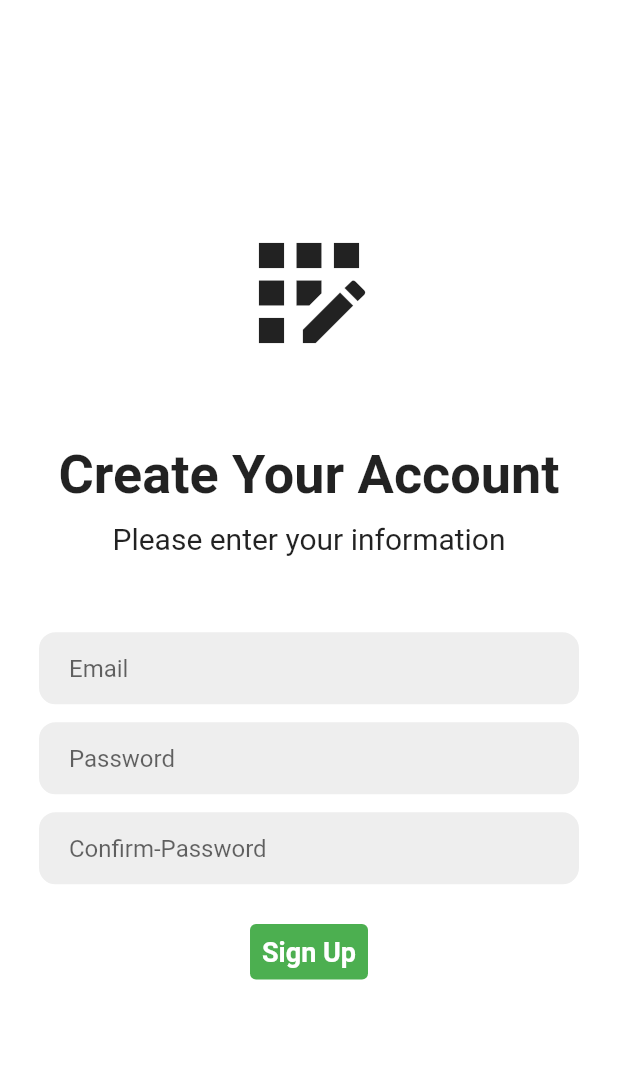
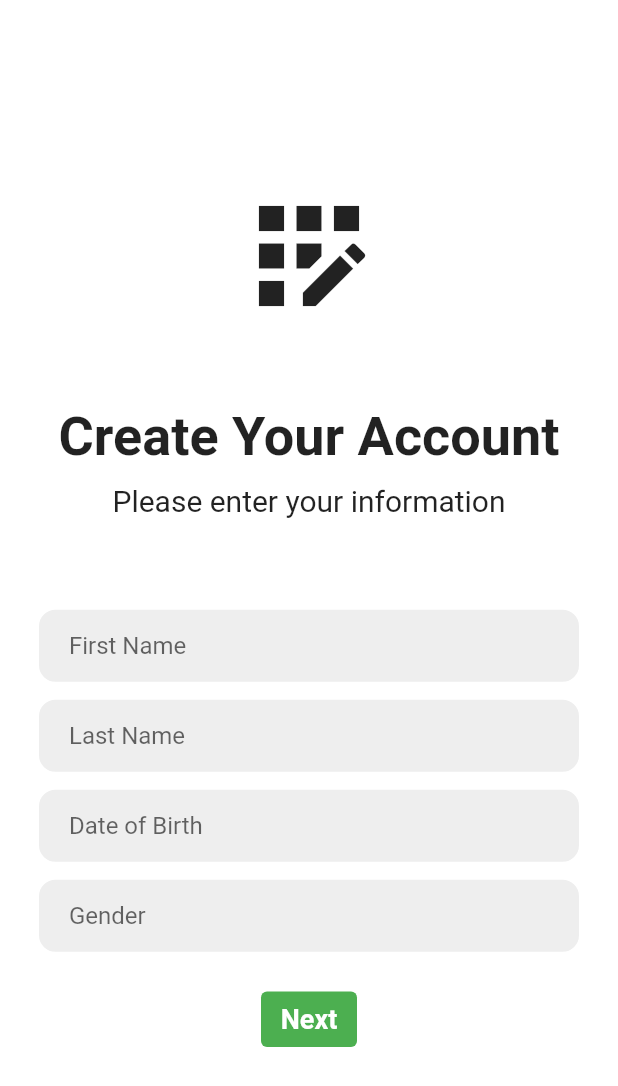
Before and after one commit to oomyoom/food_app, a Flutter app: the LoginScreen screen opened directly, after a tap on "Register now", on a phone screen of 412 x 824 dp. Shown: the top 1086 px of the screen. Run offline on Flutter 3.47's test engine with Material 2 defaults, Android fonts, the phone set to English and light mode, and no system bars; our stand-ins replace flutter_speed_dial; Roboto replaces fonts that are missing (SF Pro Text).

Commit message:
Side Menu & Register Update

```diff
--- a/lib/main.dart
+++ b/lib/main.dart
@@ -13,7 +13,7 @@ class MyApp extends StatelessWidget {
     // SizeConfig().init(context);
     return MaterialApp(
       debugShowCheckedModeBanner: false,
-      title: 'Food UI Kit',
+      title: 'Food App',
       theme: buildThemeData(),
 
       /// On first screen must call [SizeConfig().init(context)]
--- a/lib/screens/sign/login_screen.dart
+++ b/lib/screens/sign/login_screen.dart
@@ -47,22 +47,16 @@ class _LoginScreenState extends State<LoginScreen> {
                 ),
               ),
               Padding(
-                padding: const EdgeInsets.symmetric(horizontal: 25),
+                padding: const EdgeInsets.symmetric(horizontal: 25,vertical: 10),
                 child: InputField(title: 'Email'),
-              ),
-              SizedBox(
-                height: 10,
               ),
               Padding(
                   padding: const EdgeInsets.symmetric(horizontal: 25),
                   child: InputField(
                     title: 'Password',
                   )),
-              SizedBox(
-                height: 10,
-              ),
               Padding(
-                padding: const EdgeInsets.symmetric(vertical: 10),
+                padding: const EdgeInsets.only(top: 20),
                 child: TextButton(
                   style: TextButton.styleFrom(backgroundColor: Colors.green),
                   onPressed: () {},
--- a/lib/screens/sign/register_screen.dart
+++ b/lib/screens/sign/register_screen.dart
@@ -1,20 +1,39 @@
+// ignore_for_file: prefer_const_constructors, prefer_const_literals_to_create_immutables
+
 import 'package:flutter/material.dart';
 import 'package:food_app/screens/sign/components/inputField.dart';
 
 class RegisterScreen extends StatefulWidget {
-  const RegisterScreen({ Key? key }) : super(key: key);
+  const RegisterScreen({Key? key}) : super(key: key);
 
   @override
   _RegisterScreenState createState() => _RegisterScreenState();
 }
 
 class _RegisterScreenState extends State<RegisterScreen> {
+  int _setState = 0;
+
   @override
   Widget build(BuildContext context) {
-    return Scaffold(
-      backgroundColor: Colors.white,
-      body: SafeArea(
+    return Scaffold(backgroundColor: Colors.white, body: bodyBuilder());
+  }
+
+  Widget bodyBuilder() {
+    switch (_setState) {
+      case 0:
+        return registerPersonalForm();
+      case 1:
+        return registerForm();
+      default:
+        return registerPersonalForm();
+    }
+  }
+
+  SafeArea registerPersonalForm() {
+    return SafeArea(
       child: Center(
+        child: SingleChildScrollView(
+          reverse: true,
           child: Column(
             mainAxisAlignment: MainAxisAlignment.center,
             children: [
@@ -28,7 +47,8 @@ class _RegisterScreenState extends State<RegisterScreen> {
                   children: [
                     Text(
                       'Create Your Account',
-                      style: TextStyle(fontWeight: FontWeight.bold, fontSize: 36),
+                      style:
+                          TextStyle(fontWeight: FontWeight.bold, fontSize: 36),
                     ),
                     SizedBox(
                       height: 10,
@@ -43,30 +63,118 @@ class _RegisterScreenState extends State<RegisterScreen> {
                 ),
               ),
               Padding(
+                padding:
+                    const EdgeInsets.symmetric(horizontal: 25, vertical: 10),
+                child: InputField(title: 'First Name'),
+              ),
+              Padding(
                   padding: const EdgeInsets.symmetric(horizontal: 25),
-                child: InputField(title: 'Email'),
+                  child: InputField(
+                    title: 'Last Name',
+                  )),
+              Padding(
+                  padding:
+                      const EdgeInsets.symmetric(horizontal: 25, vertical: 10),
+                  child: InputField(
+                    title: 'Date of Birth',
+                  )),
+              Padding(
+                  padding: const EdgeInsets.symmetric(
+                    horizontal: 25,
+                  ),
+                  child: InputField(
+                    title: 'Gender',
+                  )),
+              Padding(
+                padding: const EdgeInsets.only(top: 20),
+                child: TextButton(
+                  style: TextButton.styleFrom(backgroundColor: Colors.green),
+                  onPressed: () {
+                    setState(() {
+                      _setState++;
+                    });
+                  },
+                  child: Text(
+                    'Next',
+                    style: TextStyle(
+                      color: Colors.white,
+                      fontWeight: FontWeight.bold,
+                      fontSize: 18,
+                    ),
+                  ),
+                ),
+              ),
+            ],
+          ),
+        ),
+      ),
+    );
+  }
+
+  SafeArea registerForm() {
+    return SafeArea(
+      child: Center(
+        child: SingleChildScrollView(
+          reverse: true,
+          child: Column(
+            mainAxisAlignment: MainAxisAlignment.center,
+            children: [
+              Icon(
+                Icons.app_registration_outlined,
+                size: 100,
+              ),
+              Padding(
+                padding: const EdgeInsets.symmetric(vertical: 50),
+                child: Column(
+                  children: [
+                    Text(
+                      'Create Your Account',
+                      style:
+                          TextStyle(fontWeight: FontWeight.bold, fontSize: 36),
                     ),
                     SizedBox(
                       height: 10,
                     ),
-              Padding(
-                padding: const EdgeInsets.symmetric(horizontal: 25),
-                child: InputField(title: 'Password',)
+                    Text(
+                      'Please enter your information',
+                      style: TextStyle(
+                        fontSize: 20,
                       ),
-              SizedBox(
-                height: 10,
+                    ),
+                  ],
+                ),
               ),
               Padding(
-                padding: const EdgeInsets.symmetric(horizontal: 25),
-                child: InputField(title: 'Confirm-Password',)
+                padding:
+                    const EdgeInsets.symmetric(horizontal: 25, vertical: 10),
+                child: InputField(title: 'Username'),
               ),
               Padding(
-                padding: const EdgeInsets.symmetric(vertical: 20),
+                padding: const EdgeInsets.symmetric(
+                  horizontal: 25,
+                ),
+                child: InputField(title: 'Email'),
+              ),
+              Padding(
+                  padding:
+                      const EdgeInsets.symmetric(horizontal: 25, vertical: 10),
+                  child: InputField(
+                    title: 'Password',
+                  )),
+              Padding(
+                  padding: const EdgeInsets.symmetric(
+                    horizontal: 25,
+                  ),
+                  child: InputField(
+                    title: 'Confirm-Password',
+                  )),
+              Padding(
+                padding: const EdgeInsets.only(top: 20),
                 child: TextButton(
                   style: TextButton.styleFrom(backgroundColor: Colors.green),
                   onPressed: () {},
                   child: Text(
-                    'Sign Up',
+                    'Register',
                     style: TextStyle(
                       color: Colors.white,
                       fontWeight: FontWeight.bold,
```
Also changed, not shown: lib/screens/home/home_screen.dart (+59 -9 lines), assets/images/profile_test.jpg (added). Lines whose indentation alone changed are shown as unchanged.
